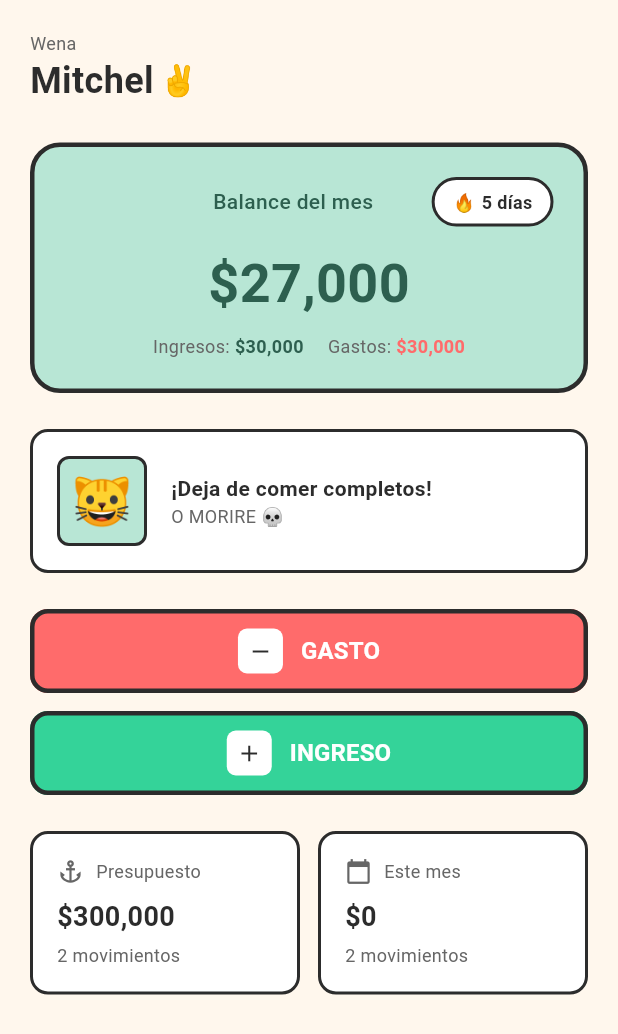
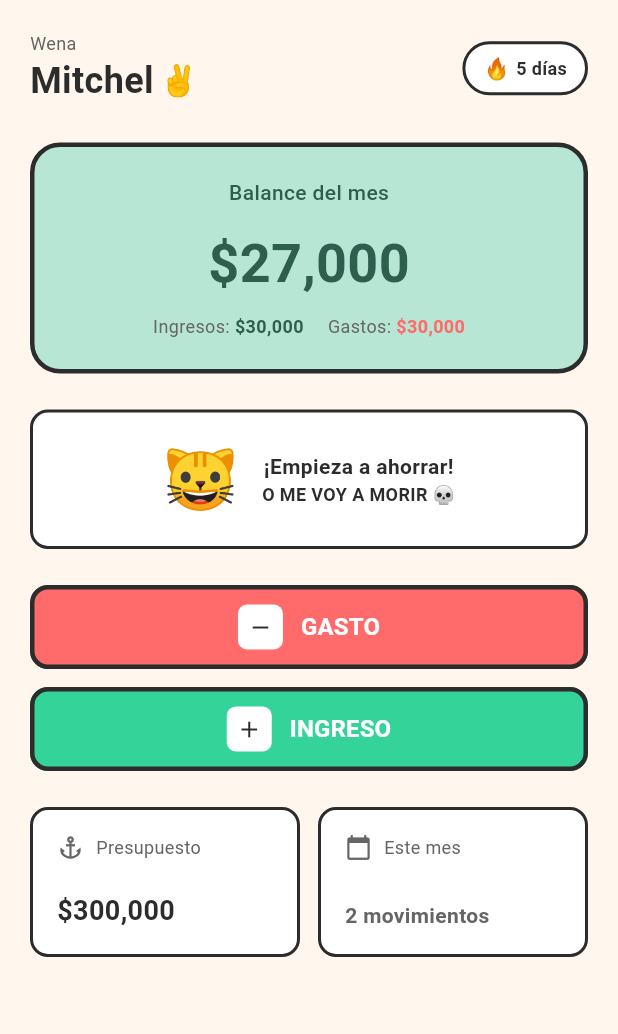
Before and after one commit to michifeli/miauni, a Flutter app: the screen it shows after launch, on a phone screen of 412 x 824 dp. Shown: the top 1034 px of the screen. Run offline on Flutter 3.47's test engine with Material 3 defaults, Android fonts, the phone set to English and light mode, and no system bars.

Commit message:
feat(home): change layout

```diff
--- a/lib/screens/home_screen.dart
+++ b/lib/screens/home_screen.dart
@@ -40,17 +40,36 @@ class HomeScreen extends StatelessWidget {
                       ),
                     ],
                   ),
+                  Container(
+                    padding: const EdgeInsets.symmetric(
+                      horizontal: 12,
+                      vertical: 6,
+                    ),
+                    decoration: BoxDecoration(
+                      color: Colors.white,
+                      borderRadius: BorderRadius.circular(20),
+                      border: Border.all(color: AppColors.borderDark, width: 2),
+                    ),
+                    child: Row(
+                      children: [
+                        const Text('🔥', style: TextStyle(fontSize: 14)),
+                        const SizedBox(width: 4),
+                        Text(
+                          '5 días',
+                          style: AppTextStyles.caption.copyWith(
+                            fontWeight: FontWeight.w600,
+                            color: AppColors.textPrimary,
+                          ),
+                        ),
+                      ],
+                    ),
+                  ),
                 ],
               ),
               const SizedBox(height: 24),
 
               // Balance Card
-              const BalanceCard(
-                balance: 27000,
-                income: 30000,
-                expense: 30000,
-                daysLeft: 5,
-              ),
+              const BalanceCard(balance: 27000, income: 30000, expense: 30000),
               const SizedBox(height: 24),
 
               // Pixel Cat Message
@@ -62,35 +81,29 @@ class HomeScreen extends StatelessWidget {
                   border: Border.all(color: AppColors.borderDark, width: 2),
                 ),
                 child: Row(
+                  mainAxisAlignment: MainAxisAlignment.center,
                   children: [
-                    // Pixel cat image (usando un placeholder por ahora)
-                    Container(
-                      width: 60,
-                      height: 60,
-                      decoration: BoxDecoration(
-                        color: AppColors.mintGreen,
-                        borderRadius: BorderRadius.circular(8),
-                        border: Border.all(
-                          color: AppColors.borderDark,
-                          width: 2,
+                    // Pixel cat emoji sin fondo
+                    const Text('🐱', style: TextStyle(fontSize: 40)),
+                    const SizedBox(width: 16),
+                    Column(
+                      crossAxisAlignment: CrossAxisAlignment.center,
+                      children: [
+                        Text(
+                          '¡Empieza a ahorrar!',
+                          style: AppTextStyles.bodyBold.copyWith(
+                            fontWeight: FontWeight.bold,
+                            color: AppColors.textPrimary,
+                          ),
                         ),
-                      ),
-                      child: Center(
-                        child: Text('🐱', style: const TextStyle(fontSize: 32)),
-                      ),
-                    ),
-                    const SizedBox(width: 16),
-                    Expanded(
-                      child: Column(
-                        crossAxisAlignment: CrossAxisAlignment.start,
-                        children: [
-                          Text(
-                            '¡Deja de comer completos!',
-                            style: AppTextStyles.bodyBold,
+                        Text(
+                          'O ME VOY A MORIR 💀',
+                          style: AppTextStyles.caption.copyWith(
+                            fontWeight: FontWeight.bold,
+                            color: AppColors.textPrimary,
                           ),
-                          Text('O MORIRE 💀', style: AppTextStyles.caption),
-                        ],
-                      ),
+                        ),
+                      ],
                     ),
                   ],
                 ),
@@ -124,13 +137,11 @@ class HomeScreen extends StatelessWidget {
                     label: 'Presupuesto',
                     icon: Icons.anchor,
                     amount: 300000,
-                    subtitle: '2 movimientos',
                   ),
                   const SizedBox(width: 12),
                   BudgetCard(
                     label: 'Este mes',
                     icon: Icons.calendar_today,
-                    amount: 0,
                     subtitle: '2 movimientos',
                   ),
                 ],
--- a/lib/widgets/balance_card.dart
+++ b/lib/widgets/balance_card.dart
@@ -6,14 +6,12 @@ class BalanceCard extends StatelessWidget {
   final double balance;
   final double income;
   final double expense;
-  final int daysLeft;
 
   const BalanceCard({
     super.key,
     required this.balance,
     required this.income,
     required this.expense,
-    required this.daysLeft,
   });
 
   @override
@@ -29,37 +27,7 @@ class BalanceCard extends StatelessWidget {
       child: Column(
         crossAxisAlignment: CrossAxisAlignment.center,
         children: [
-          Row(
-            mainAxisAlignment: MainAxisAlignment.spaceBetween,
-            children: [
-              const SizedBox(width: 60),
-              const Text('Balance del mes', style: AppTextStyles.balanceTitle),
-              Container(
-                padding: const EdgeInsets.symmetric(
-                  horizontal: 12,
-                  vertical: 6,
-                ),
-                decoration: BoxDecoration(
-                  color: Colors.white,
-                  borderRadius: BorderRadius.circular(20),
-                  border: Border.all(color: AppColors.borderDark, width: 2),
-                ),
-                child: Row(
-                  children: [
-                    const Text('🔥', style: TextStyle(fontSize: 12)),
-                    const SizedBox(width: 4),
-                    Text(
-                      '$daysLeft días',
-                      style: AppTextStyles.caption.copyWith(
-                        fontWeight: FontWeight.w600,
-                        color: AppColors.textPrimary,
-                      ),
-                    ),
-                  ],
-                ),
-              ),
-            ],
-          ),
+          const Text('Balance del mes', style: AppTextStyles.balanceTitle),
           const SizedBox(height: 12),
           Text(
             '\$${balance.toStringAsFixed(0).replaceAllMapped(RegExp(r'(\d{1,3})(?=(\d{3})+(?!\d))'), (Match m) => '${m[1]},')}',
--- a/lib/widgets/budget_card.dart
+++ b/lib/widgets/budget_card.dart
@@ -5,21 +5,22 @@ import '../styles/text_styles.dart';
 class BudgetCard extends StatelessWidget {
   final String label;
   final IconData icon;
-  final double amount;
-  final String subtitle;
+  final double? amount;
+  final String? subtitle;
 
   const BudgetCard({
     super.key,
     required this.label,
     required this.icon,
-    required this.amount,
-    required this.subtitle,
+    this.amount,
+    this.subtitle,
   });
 
   @override
   Widget build(BuildContext context) {
     return Expanded(
       child: Container(
+        height: 100,
         padding: const EdgeInsets.all(16),
         decoration: BoxDecoration(
           color: Colors.white,
@@ -28,6 +29,7 @@ class BudgetCard extends StatelessWidget {
         ),
         child: Column(
           crossAxisAlignment: CrossAxisAlignment.start,
+          mainAxisAlignment: MainAxisAlignment.spaceBetween,
           children: [
             Row(
               children: [
@@ -36,13 +38,21 @@ class BudgetCard extends StatelessWidget {
                 Text(label, style: AppTextStyles.caption),
               ],
             ),
-            const SizedBox(height: 8),
-            Text(
-              '\$${amount.toStringAsFixed(0).replaceAllMapped(RegExp(r'(\d{1,3})(?=(\d{3})+(?!\d))'), (Match m) => '${m[1]},')}',
-              style: AppTextStyles.heading3,
-            ),
-            const SizedBox(height: 4),
-            Text(subtitle, style: AppTextStyles.caption),
+            if (amount != null)
+              Text(
+                '\$${amount!.toStringAsFixed(0).replaceAllMapped(RegExp(r'(\d{1,3})(?=(\d{3})+(?!\d))'), (Match m) => '${m[1]},')}',
+                style: AppTextStyles.heading3,
+              )
+            else if (subtitle != null)
+              Text(
+                subtitle!,
+                style: AppTextStyles.caption.copyWith(
+                  fontWeight: FontWeight.w600,
+                  fontSize: 14,
+                ),
+              )
+            else
+              const SizedBox.shrink(),
           ],
         ),
       ),
```
Also changed, not shown: 1 other file.
